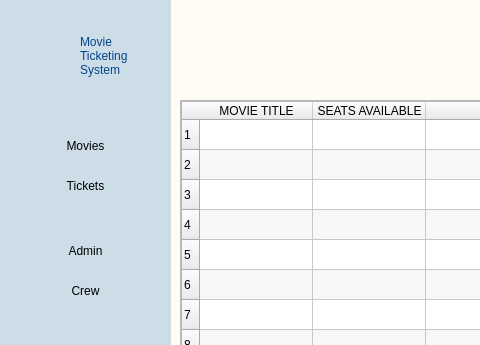
Qt form Ui_Files/tickets.ui (edejeed/Movie-Ticketing) before a commit; both pictures show x 0 to 480 and y 0 to 345 of the 804 by 604 pixel window.
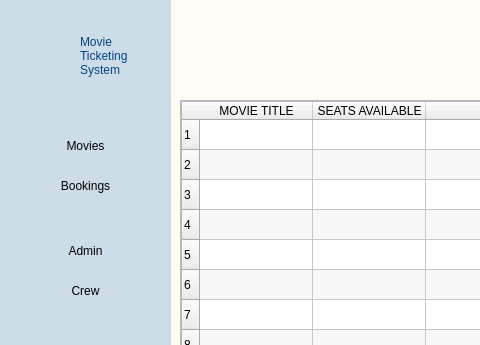
The same form after that commit. Icons and pictures are not drawn.

Patch:
```diff
--- a/Ui_Files/tickets.ui
+++ b/Ui_Files/tickets.ui
@@ -117,7 +117,7 @@
       </rect>
      </property>
      <property name="text">
-      <string>Tickets</string>
+      <string>Bookings</string>
      </property>
      <property name="icon">
       <iconset>
```
Left out of the diff: 80 changed lines with no effect on the pictures.
